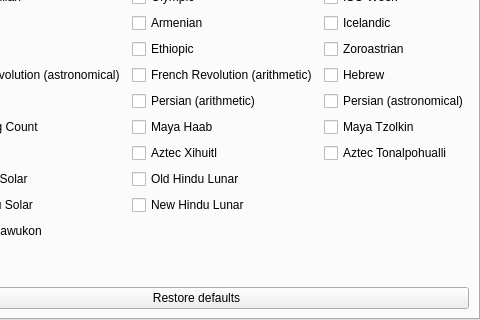
Stellarium/stellarium, file plugins/Calendars/src/gui/calendarsDialog.ui: the form before one commit; both pictures show x 87 to 567 and y 99 to 419 of the 567 by 419 pixel window.
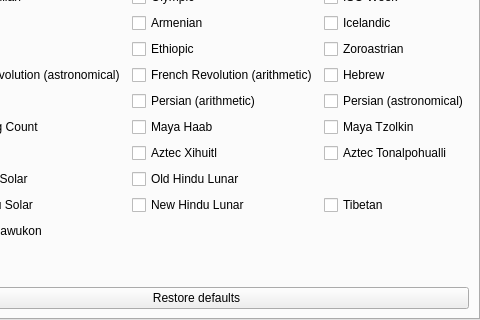
The form after the commit. Icons and pictures are not drawn. Custom widgets are drawn as their Qt base class.

Commit message: Add Tibetan Calendar - Hindu "heritage elements" still missing

```diff
--- a/plugins/Calendars/src/gui/calendarsDialog.ui
+++ b/plugins/Calendars/src/gui/calendarsDialog.ui
@@ -6,7 +6,7 @@
    <rect>
     <x>0</x>
     <y>0</y>
-    <width>558</width>
+    <width>562</width>
     <height>419</height>
    </rect>
   </property>
@@ -350,6 +350,13 @@
            </property>
           </widget>
          </item>
+         <item row="9" column="2">
+          <widget class="QCheckBox" name="tibetanCheckBox">
+           <property name="text">
+            <string>Tibetan</string>
+           </property>
+          </widget>
+         </item>
         </layout>
        </item>
        <item>
```
The commit also changes 12 other files.
